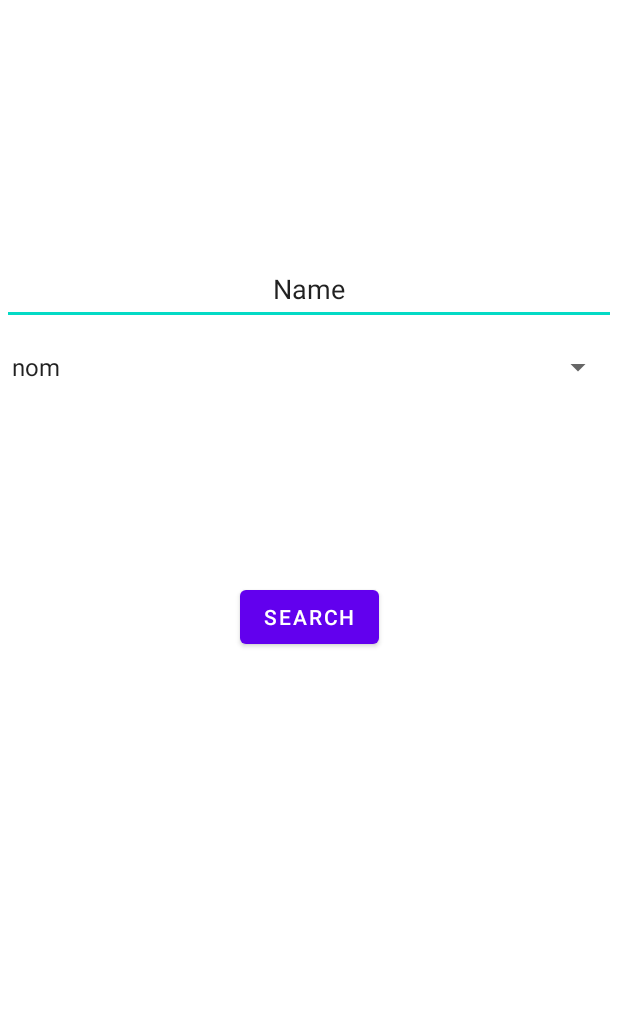
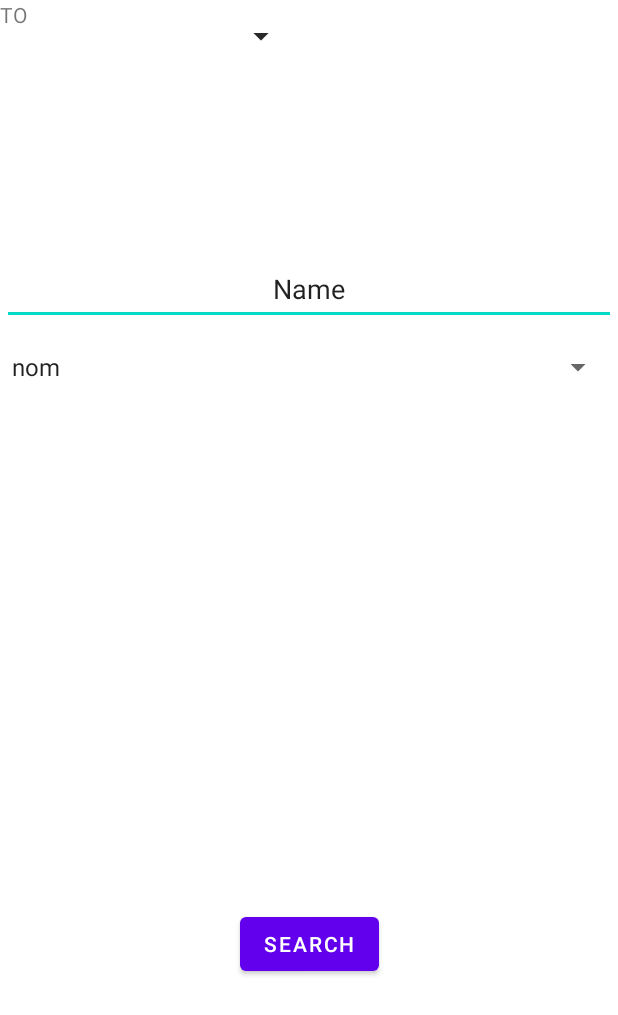
Before and after one commit to Dalekin9/TranslateApp, an Android app: the layout activity_recherche_trad.xml on its own in the app's theme, with its tools: preview values and no code run, on a phone screen of 412 x 824 dp. Shown: the top 1015 px of the screen. Run offline under Robolectric (Android 15) with nearby library versions, the phone set to English and light mode, and no system bars.

```diff
--- a/app/src/main/res/layout/activity_recherche_trad.xml
+++ b/app/src/main/res/layout/activity_recherche_trad.xml
@@ -10,6 +10,7 @@
         android:id="@+id/word"
         android:layout_width="409dp"
         android:layout_height="wrap_content"
+        android:autofillHints=""
         android:ems="10"
         android:gravity="center"
         android:inputType="textPersonName"
@@ -26,12 +27,13 @@
         android:id="@+id/searchBut"
         android:layout_width="wrap_content"
         android:layout_height="wrap_content"
+        android:onClick="search"
         android:text="@string/search"
         app:layout_constraintBottom_toBottomOf="parent"
         app:layout_constraintEnd_toEndOf="parent"
         app:layout_constraintStart_toStartOf="parent"
         app:layout_constraintTop_toTopOf="parent"
-        app:layout_constraintVertical_bias="0.499" />
+        app:layout_constraintVertical_bias="0.78" />
 
     <Spinner
         android:id="@+id/dictionnary"
@@ -40,9 +42,31 @@
         android:layout_marginTop="4dp"
         android:entries="@array/spinner_entries"
         android:gravity="center"
-        app:layout_constraintEnd_toEndOf="parent"
+        app:layout_constraintEnd_toStartOf="@+id/languedest"
         app:layout_constraintHorizontal_bias="0.0"
         app:layout_constraintStart_toStartOf="parent"
         app:layout_constraintTop_toBottomOf="@+id/word" />
 
+    <Spinner
+        android:id="@+id/languedest"
+        android:layout_width="198dp"
+        android:layout_height="48dp"
+        tools:layout_editor_absoluteX="207dp"
+        tools:layout_editor_absoluteY="277dp" />
+
+    <Spinner
+        android:id="@+id/languedep"
+        android:layout_width="198dp"
+        android:layout_height="48dp"
+        tools:layout_editor_absoluteX="9dp"
+        tools:layout_editor_absoluteY="277dp" />
+
+    <TextView
+        android:id="@+id/textView"
+        android:layout_width="23dp"
+        android:layout_height="18dp"
+        android:text="TO"
+        tools:layout_editor_absoluteX="197dp"
+        tools:layout_editor_absoluteY="259dp" />
+
 </androidx.constraintlayout.widget.ConstraintLayout>
```
Also changed, not shown: app/build.gradle (+12 -0 lines), app/src/main/java/com/example/translateapp/AjoutViewModel.kt (added, +17 -0 lines), app/src/main/java/com/example/translateapp/Dao.kt (added, +24 -0 lines), app/src/main/java/com/example/translateapp/DicoApplication.kt (added, +8 -0 lines), app/src/main/java/com/example/translateapp/DicoBD.kt (added, +23 -0 lines), app/src/main/java/com/example/translateapp/Dictionnaire.kt (added, +11 -0 lines), app/src/main/java/com/example/translateapp/Mot.kt (added, +22 -0 lines), app/src/main/java/com/example/translateapp/RechercheTradActivity.kt (+16 -8 lines).
